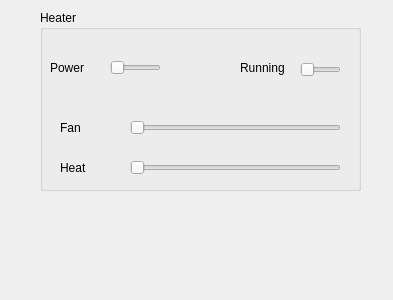
This is june/gui/climateguiwidget.ui in grastvei007/june as Qt 5 draws it before an edit. The edited form follows.
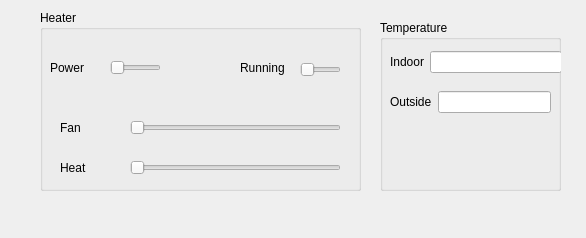
This is the edited form.

Commit message: Display temperature inside and outdoor

Patch:
```diff
--- a/june/gui/climateguiwidget.ui
+++ b/june/gui/climateguiwidget.ui
@@ -6,8 +6,8 @@
    <rect>
     <x>0</x>
     <y>0</y>
-    <width>393</width>
-    <height>300</height>
+    <width>586</width>
+    <height>238</height>
    </rect>
   </property>
   <property name="windowTitle">
@@ -142,6 +142,63 @@
     </property>
    </widget>
   </widget>
+  <widget class="QGroupBox" name="groupBox_2">
+   <property name="geometry">
+    <rect>
+     <x>380</x>
+     <y>20</y>
+     <width>181</width>
+     <height>171</height>
+    </rect>
+   </property>
+   <property name="title">
+    <string>Temperature</string>
+   </property>
+   <widget class="QWidget" name="">
+    <property name="geometry">
+     <rect>
+      <x>10</x>
+      <y>30</y>
+      <width>172</width>
+      <height>24</height>
+     </rect>
+    </property>
+    <layout class="QHBoxLayout" name="horizontalLayout">
+     <item>
+      <widget class="QLabel" name="label_5">
+       <property name="text">
+        <string>Indoor</string>
+       </property>
+      </widget>
+     </item>
+     <item>
+      <widget class="QLineEdit" name="indoor"/>
+     </item>
+    </layout>
+   </widget>
+   <widget class="QWidget" name="">
+    <property name="geometry">
+     <rect>
+      <x>10</x>
+      <y>70</y>
+      <width>161</width>
+      <height>24</height>
+     </rect>
+    </property>
+    <layout class="QHBoxLayout" name="horizontalLayout_2">
+     <item>
+      <widget class="QLabel" name="label_6">
+       <property name="text">
+        <string>Outside</string>
+       </property>
+      </widget>
+     </item>
+     <item>
+      <widget class="QLineEdit" name="outside"/>
+     </item>
+    </layout>
+   </widget>
+  </widget>
  </widget>
  <resources/>
  <connections/>
```
The commit also changes 3 other files.
